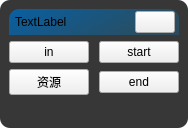
Qt form ui/BlueChartWidget.ui (mandeling/Blueprint) before a commit.
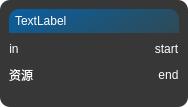
The same form after that commit. Icons and pictures are not drawn.

Diff of the .ui file:
```diff
--- a/ui/BlueChartWidget.ui
+++ b/ui/BlueChartWidget.ui
@@ -7,7 +7,7 @@
     <x>0</x>
     <y>0</y>
     <width>188</width>
-    <height>128</height>
+    <height>107</height>
    </rect>
   </property>
   <property name="windowTitle">
@@ -15,10 +15,10 @@
   </property>
   <property name="styleSheet">
    <string notr="true">QWidget#BlueChartWidget{
-background: transparent;
+background:transparent;
 }
 QWidget#BCWidget{
-background: rgba(0, 0, 0, 200);
+background:rgba(0, 0, 0, 200);
 border-style:solid;
 border-width:0px;
 border-radius:10px;
@@ -26,22 +26,29 @@
 QWidget#top{
 border-style:solid;
 border-width:0px;
+background:qlineargradient(spread:pad, x1:0.00564972, y1:0.358, x2:1, y2:0.637, stop:0 rgba(0, 104, 183, 200), stop:1 rgba(0, 160, 233, 50));
 border-top-left-radius:10px;
 border-top-right-radius:10px;
 border-bottom-left-radius:0px;
 border-bottom-right-radius:0px;
-background:qlineargradient(spread:pad, x1:0.00564972, y1:0.358, x2:1, y2:0.637, stop:0 rgba(0, 104, 183, 200), stop:1 rgba(0, 160, 233, 50));
 }
-QLabel:{
-color: white;
+QLabel{
+color:white;
 }
 QPushButton{
-background-color: transparent;
-color: rgb(255, 255, 255);
+background-color:transparent;
+color:white;
 border:none;
 }
 QPushButton:hover{
-background:qlineargradient(spread:pad, x1:0, y1:0, x2:1, y2:0, stop:0 rgba(255, 0, 0, 0), stop:0.175141 rgba(255, 255, 255, 255))
+background:qlineargradient(spread:pad, x1:0, y1:1, x2:1, y2:1, stop:0 rgba(255, 0, 0, 0), stop:0.175141 rgba(255, 255, 255, 100), stop:0.824859 rgba(255, 255, 255, 100), stop:1 rgba(0, 0, 255, 0));
+border-image:transparent;
+color:white;
+}
+QWidget#outline{
+background:transparent;
+border:4px solid rgb(244, 100, 0);
+border-radius:14px;
 }</string>
   </property>
   <layout class="QVBoxLayout" name="verticalLayout">
@@ -92,7 +99,7 @@
            </property>
            <property name="sizeHint" stdset="0">
             <size>
-             <width>59</width>
+             <width>67</width>
              <height>20</height>
             </size>
            </property>
```
Left out of the diff: 4 changed lines with no effect on the pictures.
